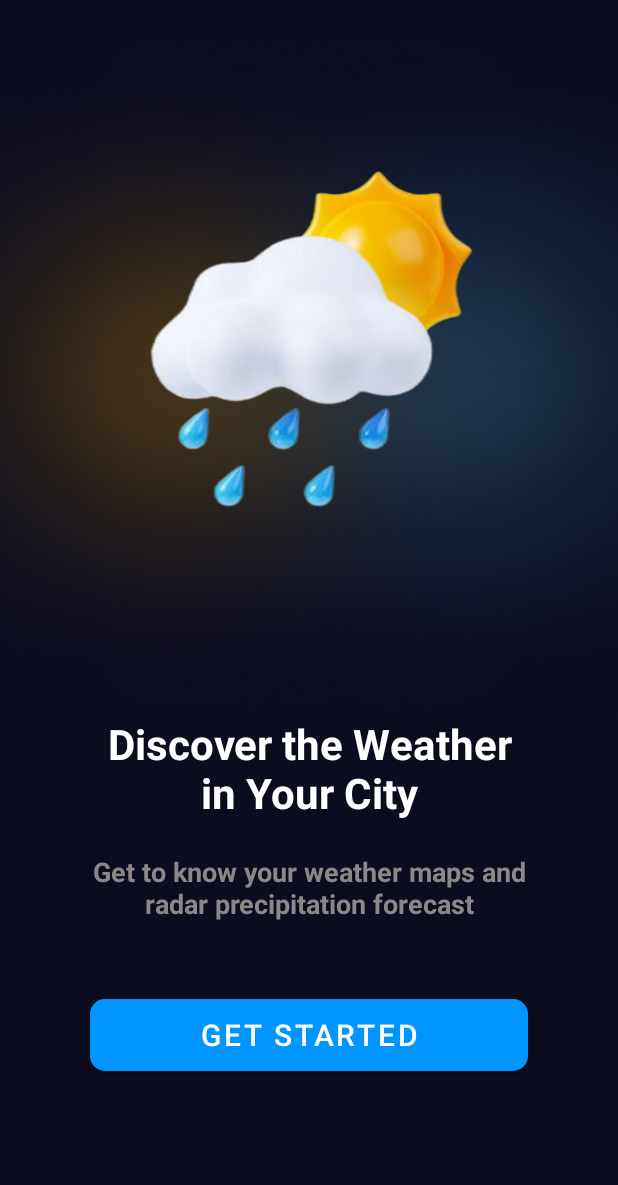
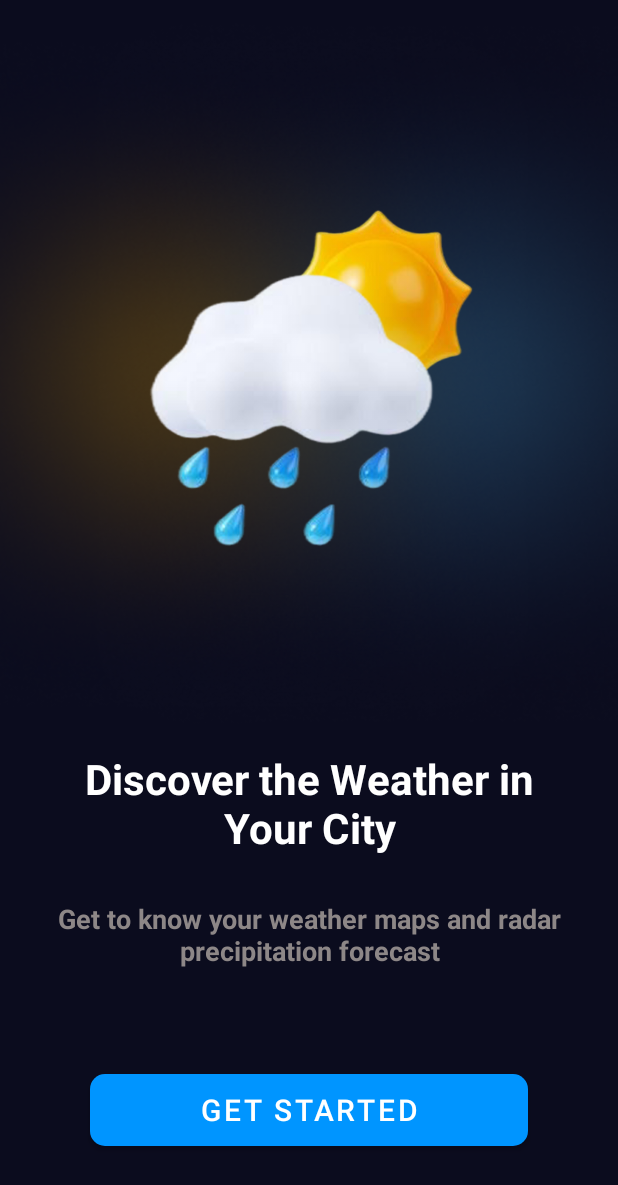
Before and after one commit to Saikiasan/weatherApp-java, an Android app: the screen it shows after launch (WelcomeActivity), on a phone screen of 412 x 824 dp. Shown: the top 1185 px of the screen. Run offline under Robolectric (Android 15) with nearby library versions, the phone set to English and light mode, and no system bars.

Commit message:
Matha kharaab ui

```diff
--- a/app/src/main/res/layout/activity_welcome.xml
+++ b/app/src/main/res/layout/activity_welcome.xml
@@ -1,18 +1,62 @@
 <?xml version="1.0" encoding="utf-8"?>
-
-<LinearLayout xmlns:android="http://schemas.android.com/apk/res/android"
+<LinearLayout
+    xmlns:android="http://schemas.android.com/apk/res/android"
     xmlns:tools="http://schemas.android.com/tools"
     android:layout_width="match_parent"
     android:layout_height="match_parent"
+    android:orientation="vertical"
     android:background="@drawable/welcome_bg"
-    android:orientation="vertical"
-    android:padding="0dp">
+    android:padding="0dp"
+    android:gravity="center">
 
     <FrameLayout
         android:layout_width="match_parent"
-        android:layout_height="match_parent"
+        android:layout_height="0dp"
+        android:layout_weight="1"
         tools:ignore="UselessParent">
 
+        <!-- Welcome Image -->
+        <ImageView
+            android:id="@+id/imageView"
+            android:layout_width="match_parent"
+            android:layout_height="300dp"
+            android:layout_gravity="top"
+            android:layout_marginTop="108dp"
+            android:layout_marginHorizontal="16dp"
+            android:contentDescription="@string/icon"
+            android:adjustViewBounds="true"
+            android:scaleType="fitCenter"
+            android:src="@drawable/welcome_icon" />
+
+        <!-- Welcome Title -->
+        <TextView
+            android:id="@+id/welcome_title"
+            android:layout_width="match_parent"
+            android:layout_height="wrap_content"
+            android:layout_marginTop="500dp"
+            android:layout_marginHorizontal="32dp"
+            android:gravity="center"
+            android:maxLines="2"
+            android:text="@string/welcome_page_string_1"
+            android:textColor="@color/white"
+            android:textSize="28sp"
+            android:textStyle="bold" />
+
+        <!-- Subtitle -->
+        <TextView
+            android:id="@+id/textView"
+            android:layout_width="match_parent"
+            android:layout_height="wrap_content"
+            android:layout_marginTop="600dp"
+            android:layout_marginHorizontal="32dp"
+            android:gravity="center"
+            android:maxLines="2"
+            android:text="@string/welcome_page_string_2"
+            android:textColor="@color/dark_grey"
+            android:textSize="18sp"
+            android:textStyle="bold" />
+
+        <!-- Continue Button -->
         <Button
             android:id="@+id/btn_continue"
             style="@style/BlueButton"
@@ -20,50 +64,10 @@
             android:layout_height="wrap_content"
             android:layout_gravity="bottom|center_horizontal"
             android:layout_marginHorizontal="60dp"
-            android:layout_marginBottom="110dp"
+            android:layout_marginBottom="60dp"
             android:elevation="4dp"
-            android:gravity="center"
             android:text="@string/gs"
             android:textSize="20sp" />
 
-        <TextView
-            android:id="@+id/textView"
-            android:layout_width="match_parent"
-            android:layout_height="wrap_content"
-            android:layout_gravity="center"
-            android:layout_marginHorizontal="40dp"
-            android:layout_marginTop="180dp"
-            android:gravity="center"
-            android:maxLines="2"
-            android:text="@string/welcome_page_string_2"
-            android:textColor="@color/dark_grey"
-            android:textSize="18sp"
-            android:textStyle="bold" />
-
-        <TextView
-            android:id="@+id/welcome_title"
-            android:layout_width="match_parent"
-            android:layout_height="wrap_content"
-            android:layout_gravity="center"
-            android:layout_marginHorizontal="60dp"
-            android:layout_marginTop="100dp"
-            android:gravity="center"
-            android:maxLines="2"
-            android:text="@string/welcome_page_string_1"
-            android:textColor="@color/white"
-            android:textSize="28sp"
-            android:textStyle="bold" />
-
-        <!-- Glass Circle Background -->
-        <!-- Image View -->
-        <ImageView
-            android:id="@+id/imageView"
-            android:layout_width="match_parent"
-            android:layout_height="300dp"
-            android:layout_gravity="center"
-            android:layout_marginBottom="180dp"
-            android:contentDescription="@string/icon"
-            android:src="@drawable/welcome_icon" />
-
     </FrameLayout>
 </LinearLayout>
```
Also changed, not shown: app/src/main/res/layout/activity_main.xml (+101 -83 lines), app/src/main/res/layout/five_days.xml (added, +10 -0 lines).
